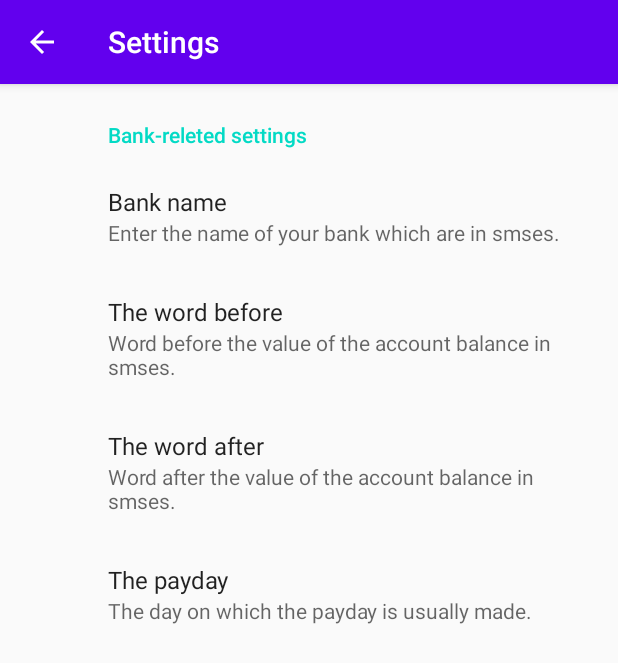
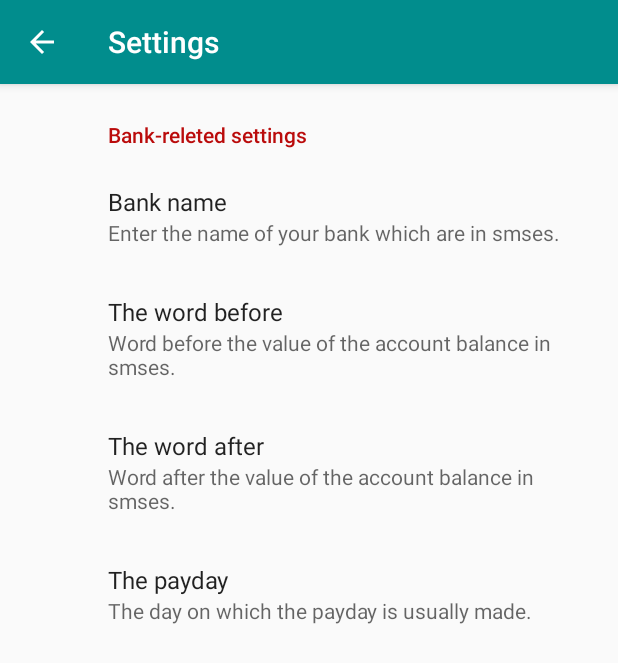
Before and after one commit to RomanJunczys/MyExpenses, an Android app: the SettingsActivity screen opened directly, with no data from a screen before it, on a phone screen of 412 x 824 dp. Shown: the top 663 px of the screen. Run offline under Robolectric (Android 15) with nearby library versions, the phone set to English and light mode, and no system bars; our stand-ins replace androidx.preference.

Commit message:
Colour pallete change

```diff
--- a/app/src/main/res/values/colors.xml
+++ b/app/src/main/res/values/colors.xml
@@ -1,6 +1,6 @@
 <?xml version="1.0" encoding="utf-8"?>
 <resources>
-    <color name="colorPrimary">#6200EE</color>
-    <color name="colorPrimaryDark">#3700B3</color>
-    <color name="colorAccent">#03DAC5</color>
+    <color name="colorPrimary">#018D8D</color>
+    <color name="colorPrimaryDark">#002525</color>
+    <color name="colorAccent">#BA0B0B</color>
 </resources>
```
